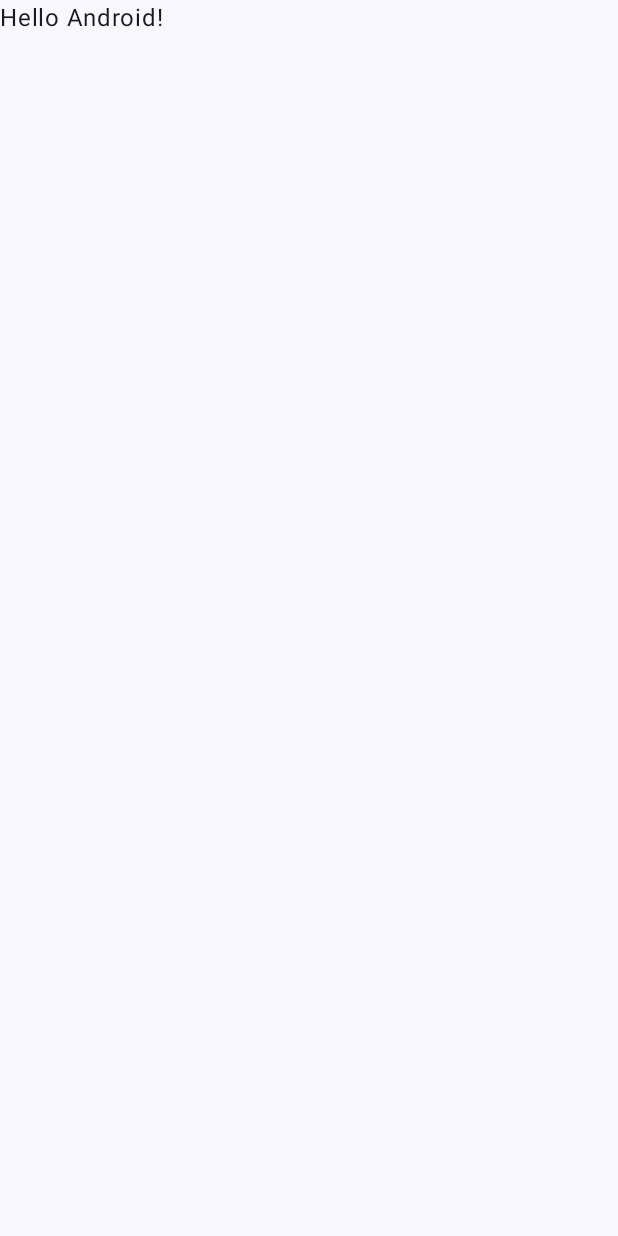
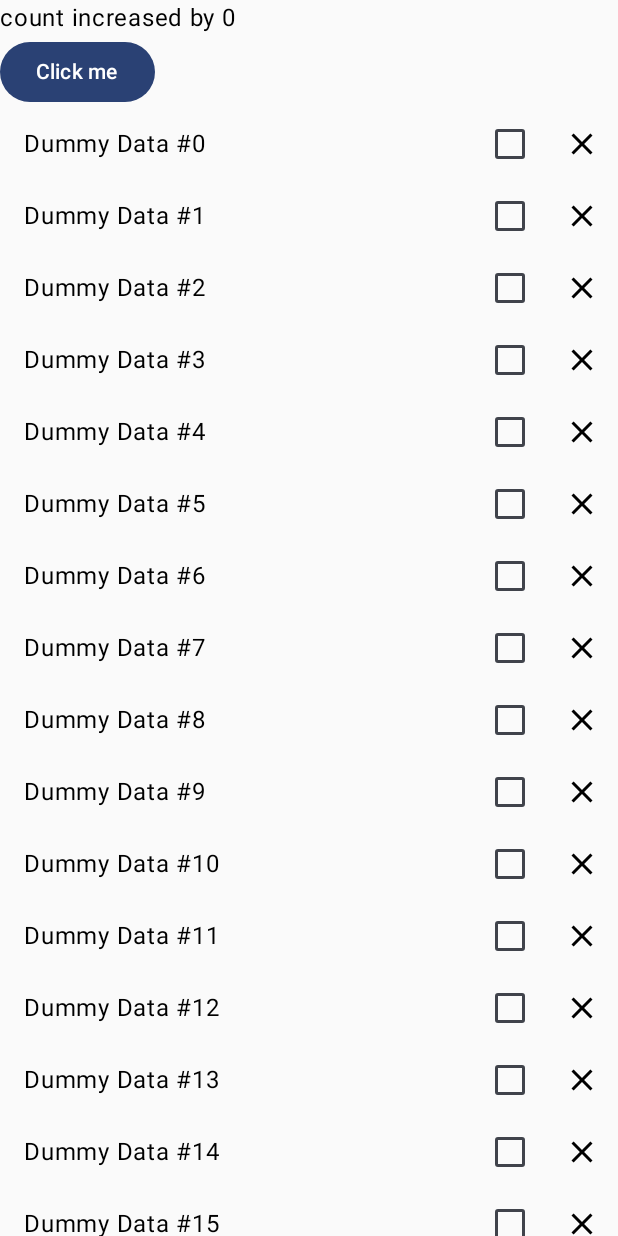
Before and after one commit to MeenuVijayakumar/Food-Factory, an Android app built with Jetpack Compose: the screen it shows after launch (MainActivity), on a phone screen of 412 x 824 dp. Before the commit the screen is almost empty. Run offline under Robolectric (Android 15) with nearby library versions, the phone set to English and light mode, and no system bars.

Commit message:
familiarizing with list and state

```diff
--- a/app/build.gradle.kts
+++ b/app/build.gradle.kts
@@ -56,4 +56,6 @@ dependencies {
     androidTestImplementation(libs.androidx.ui.test.junit4)
     debugImplementation(libs.androidx.ui.tooling)
     debugImplementation(libs.androidx.ui.test.manifest)
+    implementation(libs.androidx.lifecycle.viewmodel.compose)
+
 }
--- a/app/src/main/java/com/applab/foodfactory/MainActivity.kt
+++ b/app/src/main/java/com/applab/foodfactory/MainActivity.kt
@@ -4,13 +4,16 @@ import android.os.Bundle
 import androidx.activity.ComponentActivity
 import androidx.activity.compose.setContent
 import androidx.activity.enableEdgeToEdge
+import androidx.compose.foundation.background
 import androidx.compose.foundation.layout.fillMaxSize
 import androidx.compose.foundation.layout.padding
+import androidx.compose.material3.MaterialTheme
 import androidx.compose.material3.Scaffold
 import androidx.compose.material3.Text
 import androidx.compose.runtime.Composable
 import androidx.compose.ui.Modifier
 import androidx.compose.ui.tooling.preview.Preview
+import com.applab.foodfactory.ui.home.HomeScreen
 import com.applab.foodfactory.ui.theme.FoodFactoryTheme
 
 class MainActivity : ComponentActivity() {
@@ -19,29 +22,8 @@ class MainActivity : ComponentActivity() {
         enableEdgeToEdge()
         setContent {
             FoodFactoryTheme {
-                Scaffold(modifier = Modifier.fillMaxSize()) { innerPadding ->
-                    Greeting(
-                        name = "Android",
-                        modifier = Modifier.padding(innerPadding)
-                    )
-                }
+                HomeScreen()
             }
         }
     }
 }
-
-@Composable
-fun Greeting(name: String, modifier: Modifier = Modifier) {
-    Text(
-        text = "Hello $name!",
-        modifier = modifier
-    )
-}
-
-@Preview(showBackground = true)
-@Composable
-fun GreetingPreview() {
-    FoodFactoryTheme {
-        Greeting("Android")
-    }
-}
--- /dev/null
+++ b/app/src/main/java/com/applab/foodfactory/ui/home/HomeScreen.kt
@@ -0,0 +1,102 @@
+package com.applab.foodfactory.ui.home
+
+import androidx.compose.foundation.layout.Column
+import androidx.compose.foundation.layout.Row
+import androidx.compose.foundation.layout.fillMaxSize
+import androidx.compose.foundation.layout.padding
+import androidx.compose.foundation.layout.wrapContentSize
+import androidx.compose.foundation.lazy.LazyColumn
+import androidx.compose.foundation.lazy.items
+import androidx.compose.material.icons.Icons
+import androidx.compose.material.icons.filled.Close
+import androidx.compose.material3.Button
+import androidx.compose.material3.Checkbox
+import androidx.compose.material3.Icon
+import androidx.compose.material3.IconButton
+import androidx.compose.material3.Surface
+import androidx.compose.material3.Text
+import androidx.compose.runtime.Composable
+import androidx.compose.runtime.getValue
+import androidx.compose.runtime.mutableIntStateOf
+import androidx.compose.runtime.saveable.rememberSaveable
+import androidx.compose.runtime.setValue
+import androidx.compose.ui.Alignment
+import androidx.compose.ui.Modifier
+import androidx.compose.ui.tooling.preview.Preview
+import androidx.compose.ui.unit.dp
+import androidx.lifecycle.viewmodel.compose.viewModel
+
+@Composable
+fun HomeScreen(modifier: Modifier = Modifier) {
+    Column(modifier = modifier.fillMaxSize()) {
+        var counter by rememberSaveable { mutableIntStateOf(0) }
+        val viewModel: HomeVm = viewModel()
+        StatelessCounter(counter) { counter++ }
+        CheckList(
+            list = viewModel.listItems,
+            onChecked = { isCheck, checkedItem -> viewModel.onCheckItem(checkedItem, isCheck) },
+            onClose = { item -> viewModel.removeDummyItem(item) }
+
+        )
+    }
+}
+
+//state hoisting
+@Composable
+fun StatelessCounter(counter: Int, onCounterClicked: () -> Unit) {
+    Text(text = "count increased by $counter")
+    Button(
+        modifier = Modifier.wrapContentSize(),
+        onClick = { onCounterClicked() },
+        enabled = counter < 10
+    ) {
+        Text("Click me")
+    }
+}
+
+@Composable
+fun CheckList(
+    list: List<DummyItem>,
+    onChecked: (Boolean, DummyItem) -> Unit,
+    onClose: (DummyItem) -> Unit
+) {
+    LazyColumn {
+        items(list, key = { item -> item.id }) { item ->
+            CheckListItem(
+                label = item.label,
+                isChecked = item.checked,
+                modifier = Modifier,
+                onClose = { onClose(item) },
+                onChanged = { checked -> onChecked(checked, item) }
+            )
+        }
+    }
+}
+
+@Composable
+fun CheckListItem(
+    label: String,
+    isChecked: Boolean,
+    modifier: Modifier = Modifier,
+    onClose: () -> Unit,
+    onChanged: (Boolean) -> Unit
+) {
+    Row(modifier = modifier, verticalAlignment = Alignment.CenterVertically) {
+        Text(
+            text = label, modifier = Modifier
+                .weight(1f)
+                .padding(start = 16.dp)
+        )
+        Checkbox(checked = isChecked, onCheckedChange = { c -> onChanged(c) })
+        IconButton(onClick = onClose) {
+            Icon(Icons.Filled.Close, "close")
+        }
+    }
+
+}
+
+@Preview
+@Composable
+private fun PrevCheckListItem() {
+    CheckListItem("Hi there", true, onClose = {}) {}
+}
--- /dev/null
+++ b/app/src/main/java/com/applab/foodfactory/ui/home/HomeVm.kt
@@ -0,0 +1,26 @@
+package com.applab.foodfactory.ui.home
+
+import androidx.compose.runtime.MutableState
+import androidx.compose.runtime.getValue
+import androidx.compose.runtime.mutableStateOf
+import androidx.compose.runtime.setValue
+import androidx.compose.runtime.toMutableStateList
+import androidx.lifecycle.ViewModel
+
+class HomeVm :ViewModel(){
+    private val _listItems = getDummyListData().toMutableStateList()
+    val listItems :List<DummyItem>
+        get() = _listItems
+
+    fun removeDummyItem(item: DummyItem) {
+        _listItems.remove(item)
+    }
+    fun onCheckItem(item:DummyItem,isCheck:Boolean) {
+       _listItems.find { it.id == item.id }?.checked = isCheck
+    }
+}
+
+fun getDummyListData()= List(30) {idx->DummyItem(idx,"Dummy Data #$idx")}
+class DummyItem(val id:Int,val label:String,initialState:Boolean=false){
+    var checked by mutableStateOf(initialState)
+}
--- a/gradle/libs.versions.toml
+++ b/gradle/libs.versions.toml
@@ -11,6 +11,7 @@ composeBom = "2024.04.01"
 
 [libraries]
 androidx-core-ktx = { group = "androidx.core", name = "core-ktx", version.ref = "coreKtx" }
+androidx-lifecycle-viewmodel-compose = { module = "androidx.lifecycle:lifecycle-viewmodel-compose", version.ref = "lifecycleRuntimeKtx" }
 junit = { group = "junit", name = "junit", version.ref = "junit" }
 androidx-junit = { group = "androidx.test.ext", name = "junit", version.ref = "junitVersion" }
 androidx-espresso-core = { group = "androidx.test.espresso", name = "espresso-core", version.ref = "espressoCore" }
```
